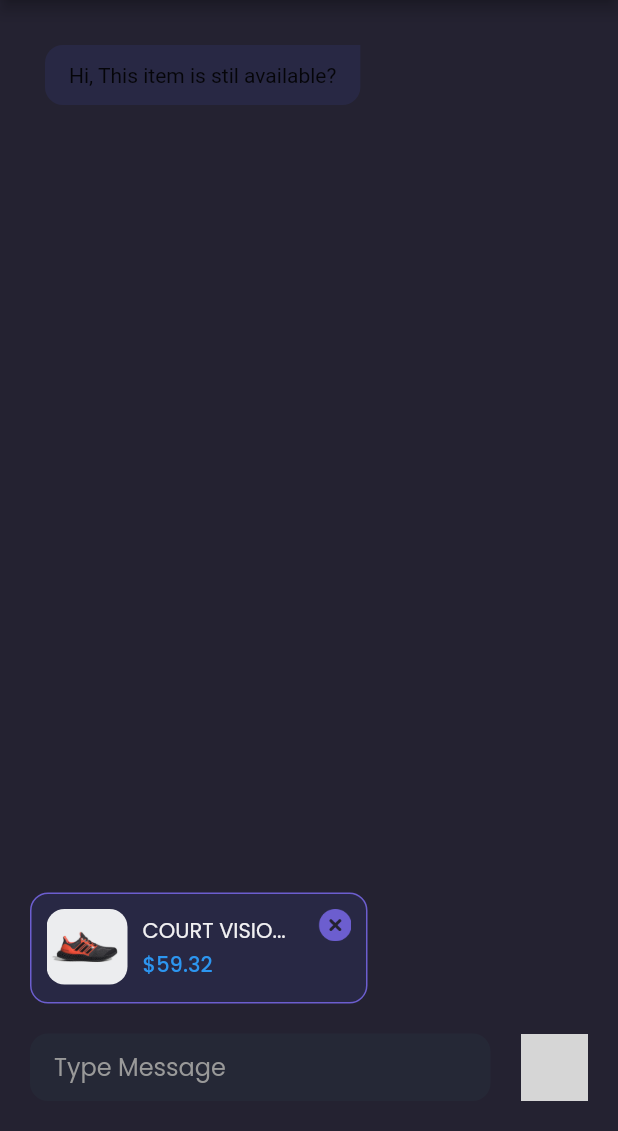
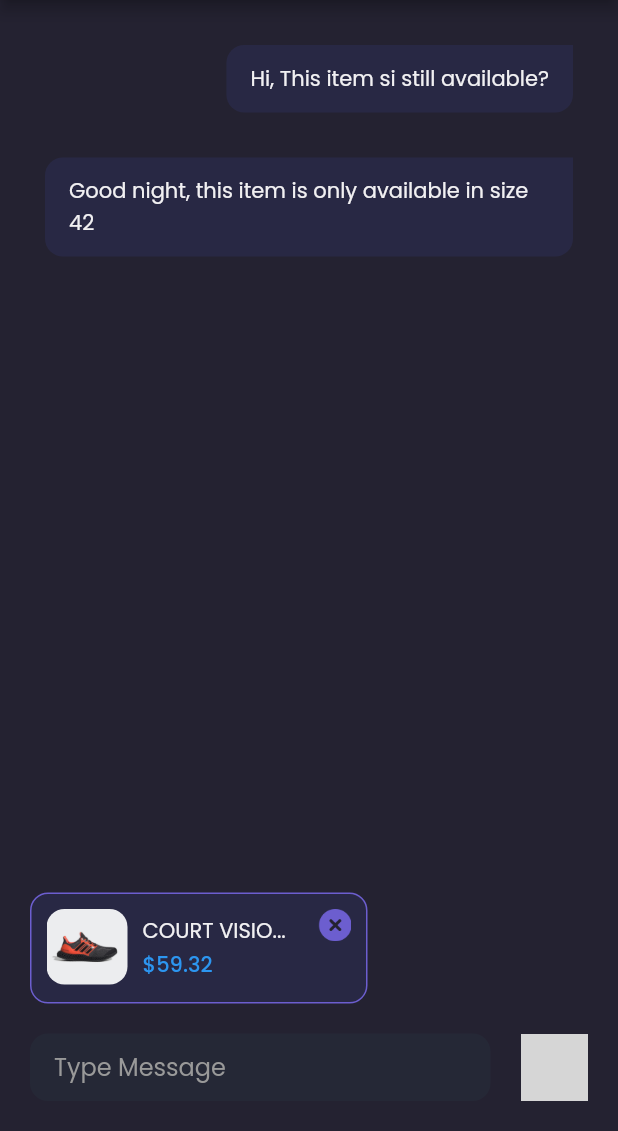
Before and after one commit to AsepCahyudin/saveshamo, a Flutter app: the DetailChatPage screen opened by its route, on a phone screen of 412 x 824 dp, the part 105-1236 px from its top. Run offline on Flutter 3.47's test engine with Material 2 defaults, Android fonts, the phone set to English and light mode, and no system bars; our stand-ins replace google_fonts; grey boxes are pictures that could not be loaded.

Commit message:
chat sender

```diff
--- a/lib/pages/detail_chat_page.dart
+++ b/lib/pages/detail_chat_page.dart
@@ -152,7 +152,14 @@ class DetailChatPage extends StatelessWidget {
           horizontal: defaultMargin,
         ),
         children: [
-          ChatBubble(),
+          ChatBubble(
+            isSender: true,
+            text: 'Hi, This item si still available?',
+          ),
+          ChatBubble(
+            isSender: false,
+            text: 'Good night, this item is only available in size 42',
+          ),
         ],
       );
     }
--- a/lib/widgets/chat_bubble.dart
+++ b/lib/widgets/chat_bubble.dart
@@ -2,14 +2,21 @@ import 'package:flutter/material.dart';
 import 'package:saveshamo/theme.dart';
 
 class ChatBubble extends StatelessWidget {
+  final String text;
+  final bool isSender;
+
+  ChatBubble({this.isSender = false, this.text = ''});
+
   @override
   Widget build(BuildContext context) {
     return Container(
       width: double.infinity,
       margin: EdgeInsets.only(top: 30),
       child: Row(
+        mainAxisAlignment: MainAxisAlignment.end,
         children: [
-          Container(
+          Flexible(
+            child: Container(
               padding: EdgeInsets.symmetric(
                 horizontal: 16,
                 vertical: 12,
@@ -22,7 +29,11 @@ class ChatBubble extends StatelessWidget {
                 ),
                 color: backgroundColor5,
               ),
-            child: Text('Hi, This item is stil available?'),
+              child: Text(
+                text,
+                style: primaryTextStyle,
+              ),
+            ),
           ),
         ],
       ),
```
Lines whose indentation alone changed are shown as unchanged.
